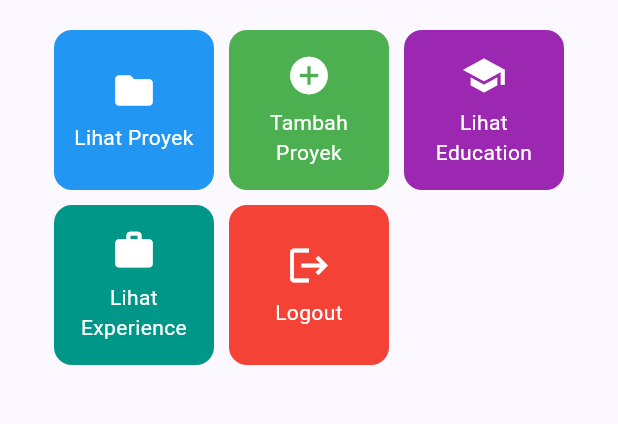
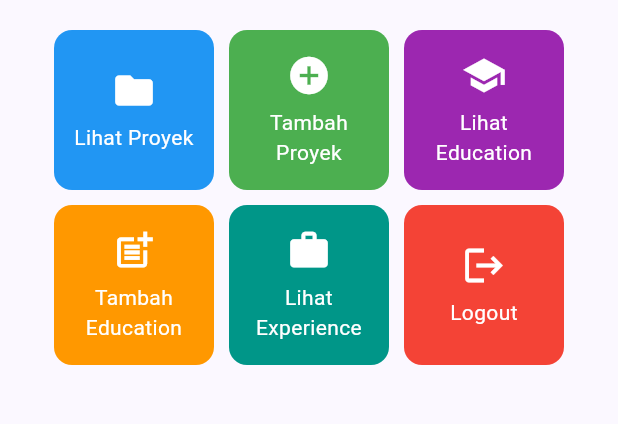
Before and after one commit to labqimm/myportofolio_mobile, a Flutter app: the screen it shows after launch, on a phone screen of 412 x 824 dp, the part 357-781 px from its top. Run offline on Flutter 3.47's test engine with Material 3 defaults, Android fonts, the phone set to English and light mode, and no system bars; our stand-ins replace material_ui.

Commit message:
feat: tambah kartu aksi Tambah Education di halaman utama

```diff
--- a/lib/screens/menu.dart
+++ b/lib/screens/menu.dart
@@ -1,4 +1,4 @@
-import 'package:material_ui/material_ui.dart';
+  import 'package:material_ui/material_ui.dart';
 import 'package:myportofolio_mobile/widgets/left_drawer.dart';
 import 'package:myportofolio_mobile/widgets/project_card.dart';
 
@@ -20,6 +20,7 @@ class MyHomePage extends StatelessWidget {
     ItemHomepage("Lihat Proyek", Icons.folder, Colors.blue),
     ItemHomepage("Tambah Proyek", Icons.add_circle, Colors.green),
     ItemHomepage("Lihat Education", Icons.school, Colors.purple),
+    ItemHomepage("Tambah Education", Icons.post_add, Colors.orange),
     ItemHomepage("Lihat Experience", Icons.work, Colors.teal),
     ItemHomepage("Logout", Icons.logout, Colors.red),
   ];
```
Also changed, not shown: lib/widgets/project_card.dart (+9 -0 lines).
